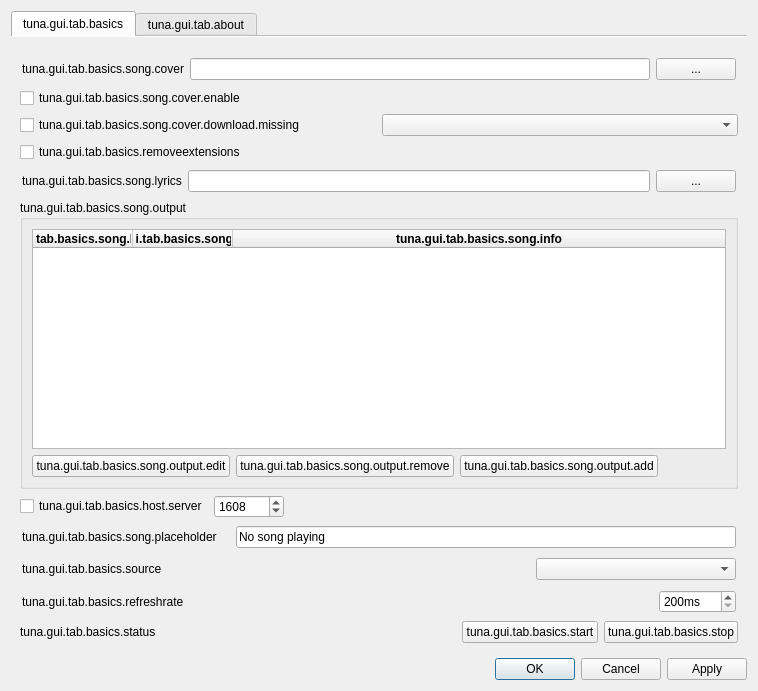
First picture: the form in src/gui/tuna_gui.ui, repository univrsal/tuna, before the edit.
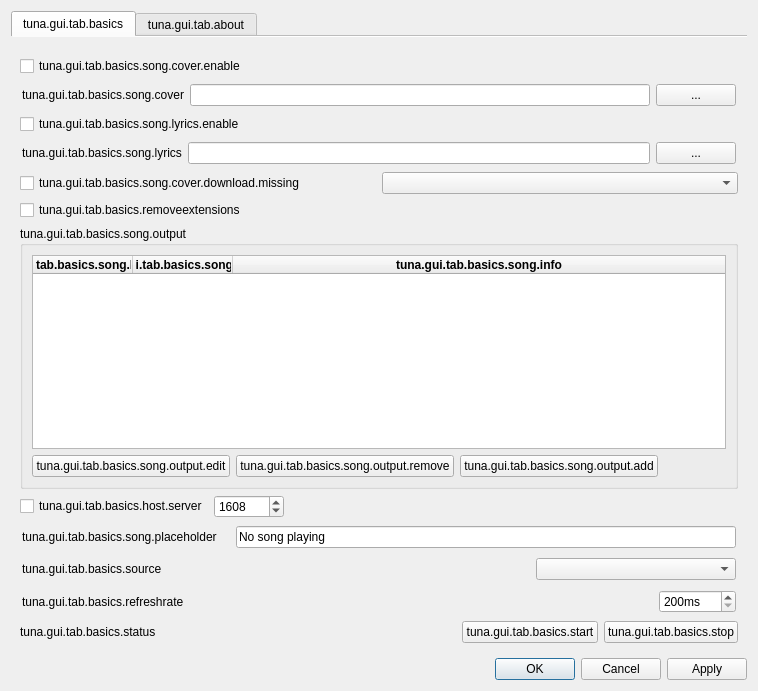
Second picture: the form after the edit. Icons and pictures are not drawn.

Commit message: Misc, MPD: Implement basic lyrics fetching

Patch:
```diff
--- a/src/gui/tuna_gui.ui
+++ b/src/gui/tuna_gui.ui
@@ -82,6 +82,13 @@
          </layout>
         </widget>
        </item>
+       <item>
+        <widget class="QCheckBox" name="cb_dl_cover">
+         <property name="text">
+          <string>tuna.gui.tab.basics.song.cover.enable</string>
+         </property>
+        </widget>
+       </item>
        <item>
         <widget class="QFrame" name="frame_cover">
          <property name="frameShape">
@@ -152,12 +159,81 @@
         </widget>
        </item>
        <item>
-        <widget class="QCheckBox" name="cb_dl_cover">
+        <widget class="QCheckBox" name="cb_dl_lyrics">
          <property name="text">
-          <string>tuna.gui.tab.basics.song.cover.enable</string>
+          <string>tuna.gui.tab.basics.song.lyrics.enable</string>
          </property>
         </widget>
        </item>
+       <item>
+        <widget class="QFrame" name="frame_lyrics">
+         <property name="frameShape">
+          <enum>QFrame::NoFrame</enum>
+         </property>
+         <property name="frameShadow">
+          <enum>QFrame::Raised</enum>
+         </property>
+         <layout class="QHBoxLayout" name="horizontalLayout_6">
+          <property name="leftMargin">
+           <number>2</number>
+          </property>
+          <property name="topMargin">
+           <number>2</number>
+          </property>
+          <property name="rightMargin">
+           <number>2</number>
+          </property>
+          <property name="bottomMargin">
+           <number>2</number>
+          </property>
+          <item>
+           <widget class="QLabel" name="label_8">
+            <property name="sizePolicy">
+             <sizepolicy hsizetype="Minimum" vsizetype="Preferred">
+              <horstretch>0</horstretch>
+              <verstretch>0</verstretch>
+             </sizepolicy>
+            </property>
+            <property name="text">
+             <string>tuna.gui.tab.basics.song.lyrics</string>
+            </property>
+           </widget>
+          </item>
+          <item>
+           <widget class="QLineEdit" name="txt_song_lyrics">
+            <property name="sizePolicy">
+             <sizepolicy hsizetype="Expanding" vsizetype="Fixed">
+              <horstretch>0</horstretch>
+              <verstretch>0</verstretch>
+             </sizepolicy>
+            </property>
+            <property name="minimumSize">
+             <size>
+              <width>0</width>
+              <height>0</height>
+             </size>
+            </property>
+            <property name="echoMode">
+             <enum>QLineEdit::Normal</enum>
+            </property>
+           </widget>
+          </item>
+          <item>
+           <widget class="QPushButton" name="btn_browse_song_lyrics">
+            <property name="sizePolicy">
+             <sizepolicy hsizetype="Minimum" vsizetype="Fixed">
+              <horstretch>0</horstretch>
+              <verstretch>0</verstretch>
+             </sizepolicy>
+            </property>
+            <property name="text">
+             <string>...</string>
+            </property>
+           </widget>
+          </item>
+         </layout>
+        </widget>
+       </item>
        <item>
         <layout class="QHBoxLayout" name="horizontalLayout_8">
          <item>
@@ -189,75 +265,6 @@
          </property>
         </widget>
        </item>
-       <item>
-        <widget class="QFrame" name="frame_lyrics">
-         <property name="frameShape">
-          <enum>QFrame::NoFrame</enum>
-         </property>
-         <property name="frameShadow">
-          <enum>QFrame::Raised</enum>
-         </property>
-         <layout class="QHBoxLayout" name="horizontalLayout_6">
-          <property name="leftMargin">
-           <number>2</number>
-          </property>
-          <property name="topMargin">
-           <number>2</number>
-          </property>
-          <property name="rightMargin">
-           <number>2</number>
-          </property>
-          <property name="bottomMargin">
-           <number>2</number>
-          </property>
-          <item>
-           <widget class="QLabel" name="label_8">
-            <property name="sizePolicy">
-             <sizepolicy hsizetype="Minimum" vsizetype="Preferred">
-              <horstretch>0</horstretch>
-              <verstretch>0</verstretch>
-             </sizepolicy>
-            </property>
-            <property name="text">
-             <string>tuna.gui.tab.basics.song.lyrics</string>
-            </property>
-           </widget>
-          </item>
-          <item>
-           <widget class="QLineEdit" name="txt_song_lyrics">
-            <property name="sizePolicy">
-             <sizepolicy hsizetype="Expanding" vsizetype="Fixed">
-              <horstretch>0</horstretch>
-              <verstretch>0</verstretch>
-             </sizepolicy>
-            </property>
-            <property name="minimumSize">
-             <size>
-              <width>0</width>
-              <height>0</height>
-             </size>
-            </property>
-            <property name="echoMode">
-             <enum>QLineEdit::Normal</enum>
-            </property>
-           </widget>
-          </item>
-          <item>
-           <widget class="QPushButton" name="btn_browse_song_lyrics">
-            <property name="sizePolicy">
-             <sizepolicy hsizetype="Minimum" vsizetype="Fixed">
-              <horstretch>0</horstretch>
-              <verstretch>0</verstretch>
-             </sizepolicy>
-            </property>
-            <property name="text">
-             <string>...</string>
-            </property>
-           </widget>
-          </item>
-         </layout>
-        </widget>
-       </item>
        <item>
         <widget class="QGroupBox" name="groupBox_2">
          <property name="title">
```
The commit also changes 11 other files.
